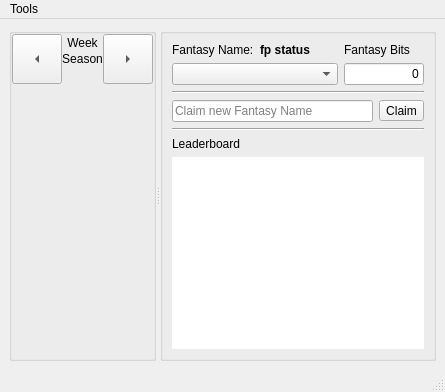
Old version of the form tradingfootball/mainwindow.ui in the repository protoblock/protoblock.
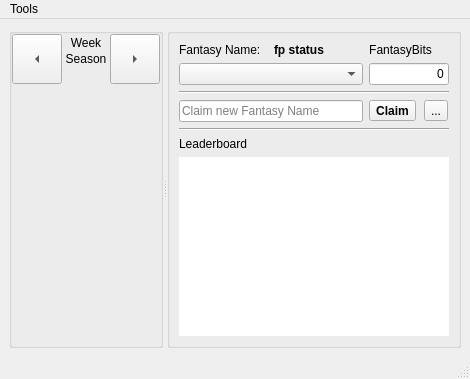
New version of the form. Custom widgets are drawn as their Qt base class.

Diff of the .ui file:
```diff
--- a/tradingfootball/mainwindow.ui
+++ b/tradingfootball/mainwindow.ui
@@ -2,12 +2,20 @@
 <ui version="4.0">
  <class>MainWindow</class>
  <widget class="QMainWindow" name="MainWindow">
+  <property name="geometry">
+   <rect>
+    <x>0</x>
+    <y>0</y>
+    <width>470</width>
+    <height>379</height>
+   </rect>
+  </property>
   <property name="windowTitle">
    <string/>
   </property>
   <widget class="QWidget" name="centralwidget">
    <layout class="QGridLayout" name="gridLayout_6">
-    <item row="0" column="0">
+    <item row="0" column="1">
      <widget class="QSplitter" name="splitter">
       <property name="orientation">
        <enum>Qt::Horizontal</enum>
@@ -215,46 +223,33 @@
         <string/>
        </property>
        <layout class="QGridLayout" name="gridLayout">
-        <item row="5" column="0">
-         <widget class="QLabel" name="label">
-          <property name="sizePolicy">
-           <sizepolicy hsizetype="Preferred" vsizetype="Fixed">
-            <horstretch>0</horstretch>
-            <verstretch>0</verstretch>
-           </sizepolicy>
-          </property>
+        <item row="0" column="0">
+         <layout class="QVBoxLayout" name="verticalLayout_2">
+          <item>
+           <layout class="QHBoxLayout" name="horizontalLayout">
+            <item>
+             <widget class="QLabel" name="myFantasyNameLabel">
+              <property name="text">
+               <string>Fantasy Name:</string>
+              </property>
+             </widget>
+            </item>
+            <item>
+             <widget class="QLabel" name="myFantasyNameStatusLabel">
           <property name="font">
            <font>
-            <weight>50</weight>
-            <bold>false</bold>
-            <underline>false</underline>
+                <weight>75</weight>
+                <bold>true</bold>
            </font>
           </property>
           <property name="text">
-           <string>Leaderboard</string>
-          </property>
-          <property name="alignment">
-           <set>Qt::AlignLeading|Qt::AlignLeft|Qt::AlignVCenter</set>
-          </property>
-         </widget>
-        </item>
-        <item row="0" column="1" colspan="2">
-         <widget class="QLabel" name="myFantasyBitsLabel">
-          <property name="sizePolicy">
-           <sizepolicy hsizetype="Fixed" vsizetype="Fixed">
-            <horstretch>0</horstretch>
-            <verstretch>0</verstretch>
-           </sizepolicy>
-          </property>
-          <property name="text">
-           <string>Fantasy Bits</string>
-          </property>
-          <property name="alignment">
-           <set>Qt::AlignCenter</set>
-          </property>
-         </widget>
-        </item>
-        <item row="1" column="0">
+               <string>fp status</string>
+              </property>
+             </widget>
+            </item>
+           </layout>
+          </item>
+          <item>
          <widget class="QComboBox" name="myFantasyNamesCombo">
           <property name="sizePolicy">
            <sizepolicy hsizetype="Expanding" vsizetype="Fixed">
@@ -282,31 +277,27 @@
           </property>
          </widget>
         </item>
-        <item row="0" column="0">
-         <layout class="QHBoxLayout" name="horizontalLayout">
-          <item>
-           <widget class="QLabel" name="myFantasyNameLabel">
-            <property name="text">
-             <string>Fantasy Name:</string>
-            </property>
-           </widget>
-          </item>
-          <item>
-           <widget class="QLabel" name="myFantasyNameStatusLabel">
-            <property name="font">
-             <font>
-              <weight>75</weight>
-              <bold>true</bold>
-             </font>
-            </property>
-            <property name="text">
-             <string>fp status</string>
-            </property>
-           </widget>
-          </item>
          </layout>
         </item>
-        <item row="1" column="1" colspan="2">
+        <item row="0" column="1" colspan="2">
+         <layout class="QVBoxLayout" name="verticalLayout">
+          <item>
+           <widget class="QLabel" name="myFantasyBitsLabel">
+            <property name="sizePolicy">
+             <sizepolicy hsizetype="Fixed" vsizetype="Fixed">
+              <horstretch>0</horstretch>
+              <verstretch>0</verstretch>
+             </sizepolicy>
+            </property>
+            <property name="text">
+             <string>FantasyBits</string>
+            </property>
+            <property name="alignment">
+             <set>Qt::AlignCenter</set>
+            </property>
+           </widget>
+          </item>
+          <item>
          <widget class="QLineEdit" name="myBalanceText">
           <property name="sizePolicy">
            <sizepolicy hsizetype="Fixed" vsizetype="Fixed">
@@ -334,7 +325,112 @@
           </property>
          </widget>
         </item>
-        <item row="6" column="0" colspan="3">
+         </layout>
+        </item>
+        <item row="1" column="0" colspan="3">
+         <widget class="Line" name="line_2">
+          <property name="sizePolicy">
+           <sizepolicy hsizetype="Preferred" vsizetype="Fixed">
+            <horstretch>0</horstretch>
+            <verstretch>0</verstretch>
+           </sizepolicy>
+          </property>
+          <property name="orientation">
+           <enum>Qt::Horizontal</enum>
+          </property>
+         </widget>
+        </item>
+        <item row="2" column="0">
+         <widget class="QLineEdit" name="myClamNewNameLE">
+          <property name="sizePolicy">
+           <sizepolicy hsizetype="Preferred" vsizetype="Fixed">
+            <horstretch>0</horstretch>
+            <verstretch>0</verstretch>
+           </sizepolicy>
+          </property>
+          <property name="statusTip">
+           <string>Enter a new fantasy name and click claim to request a new one</string>
+          </property>
+          <property name="inputMask">
+           <string/>
+          </property>
+          <property name="text">
+           <string/>
+          </property>
+          <property name="placeholderText">
+           <string>Claim new Fantasy Name </string>
+          </property>
+          <property name="clearButtonEnabled">
+           <bool>true</bool>
+          </property>
+         </widget>
+        </item>
+        <item row="2" column="1">
+         <widget class="QToolButton" name="myClaimFantasyNameButton">
+          <property name="font">
+           <font>
+            <weight>75</weight>
+            <bold>true</bold>
+           </font>
+          </property>
+          <property name="layoutDirection">
+           <enum>Qt::LeftToRight</enum>
+          </property>
+          <property name="text">
+           <string>Claim</string>
+          </property>
+          <property name="arrowType">
+           <enum>Qt::NoArrow</enum>
+          </property>
+         </widget>
+        </item>
+        <item row="2" column="2">
+         <widget class="QToolButton" name="toolButton">
+          <property name="text">
+           <string>...</string>
+          </property>
+          <property name="toolButtonStyle">
+           <enum>Qt::ToolButtonIconOnly</enum>
+          </property>
+         </widget>
+        </item>
+        <item row="3" column="0" colspan="3">
+         <widget class="Line" name="line">
+          <property name="sizePolicy">
+           <sizepolicy hsizetype="Preferred" vsizetype="Fixed">
+            <horstretch>0</horstretch>
+            <verstretch>0</verstretch>
+           </sizepolicy>
+          </property>
+          <property name="orientation">
+           <enum>Qt::Horizontal</enum>
+          </property>
+         </widget>
+        </item>
+        <item row="4" column="0">
+         <widget class="QLabel" name="label">
+          <property name="sizePolicy">
+           <sizepolicy hsizetype="Preferred" vsizetype="Fixed">
+            <horstretch>0</horstretch>
+            <verstretch>0</verstretch>
+           </sizepolicy>
+          </property>
+          <property name="font">
+           <font>
+            <weight>50</weight>
+            <bold>false</bold>
+            <underline>false</underline>
+           </font>
+          </property>
+          <property name="text">
+           <string>Leaderboard</string>
+          </property>
+          <property name="alignment">
+           <set>Qt::AlignLeading|Qt::AlignLeft|Qt::AlignVCenter</set>
+          </property>
+         </widget>
+        </item>
+        <item row="5" column="0" colspan="3">
          <widget class="QTableView" name="myLeaderBaordTableView">
           <property name="sizePolicy">
            <sizepolicy hsizetype="Preferred" vsizetype="Preferred">
@@ -362,70 +458,6 @@
           </attribute>
          </widget>
         </item>
-        <item row="4" column="0" colspan="3">
-         <widget class="Line" name="line">
-          <property name="sizePolicy">
-           <sizepolicy hsizetype="Preferred" vsizetype="Fixed">
-            <horstretch>0</horstretch>
-            <verstretch>0</verstretch>
-           </sizepolicy>
-          </property>
-          <property name="orientation">
-           <enum>Qt::Horizontal</enum>
-          </property>
-         </widget>
-        </item>
-        <item row="2" column="0" colspan="3">
-         <widget class="Line" name="line_2">
-          <property name="sizePolicy">
-           <sizepolicy hsizetype="Preferred" vsizetype="Fixed">
-            <horstretch>0</horstretch>
-            <verstretch>0</verstretch>
-           </sizepolicy>
-          </property>
-          <property name="orientation">
-           <enum>Qt::Horizontal</enum>
-          </property>
-         </widget>
-        </item>
-        <item row="3" column="2">
-         <widget class="QToolButton" name="myClaimFantasyNameButton">
-          <property name="layoutDirection">
-           <enum>Qt::LeftToRight</enum>
-          </property>
-          <property name="text">
-           <string>Claim</string>
-          </property>
-          <property name="arrowType">
-           <enum>Qt::NoArrow</enum>
-          </property>
-         </widget>
-        </item>
-        <item row="3" column="0" colspan="2">
-         <widget class="QLineEdit" name="myClamNewNameLE">
-          <property name="sizePolicy">
-           <sizepolicy hsizetype="Preferred" vsizetype="Fixed">
-            <horstretch>0</horstretch>
-            <verstretch>0</verstretch>
-           </sizepolicy>
-          </property>
-          <property name="statusTip">
-           <string>Enter a new fantasy name and click claim to request a new one</string>
-          </property>
-          <property name="inputMask">
-           <string/>
-          </property>
-          <property name="text">
-           <string/>
-          </property>
-          <property name="placeholderText">
-           <string>Claim new Fantasy Name </string>
-          </property>
-          <property name="clearButtonEnabled">
-           <bool>true</bool>
-          </property>
-         </widget>
-        </item>
        </layout>
       </widget>
      </widget>
@@ -437,7 +469,7 @@
     <rect>
      <x>0</x>
      <y>0</y>
-     <width>491</width>
+     <width>470</width>
      <height>21</height>
     </rect>
    </property>
```
Left out of the diff: 44 changed lines with no effect on the pictures. Lines whose indentation alone changed are shown as unchanged.
